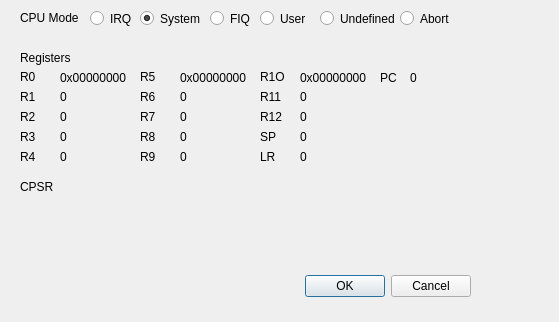
This is src/Platform/DisassemblerWindow.ui in Subv/shiny-ninja as Qt 5 draws it before an edit. The edited form follows.
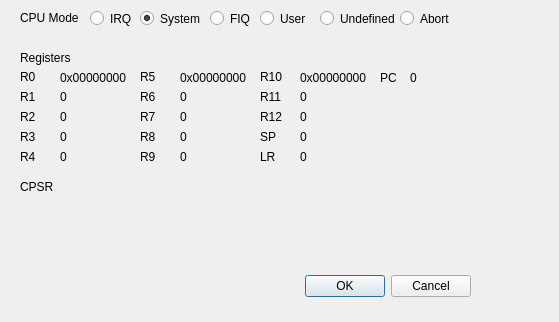
This is the edited form.

Diff of the .ui file:
```diff
--- a/src/Platform/DisassemblerWindow.ui
+++ b/src/Platform/DisassemblerWindow.ui
@@ -276,7 +276,7 @@
     </rect>
    </property>
    <property name="text">
-    <string>R1O</string>
+    <string>R10</string>
    </property>
   </widget>
   <widget class="QLabel" name="label_14">
```
